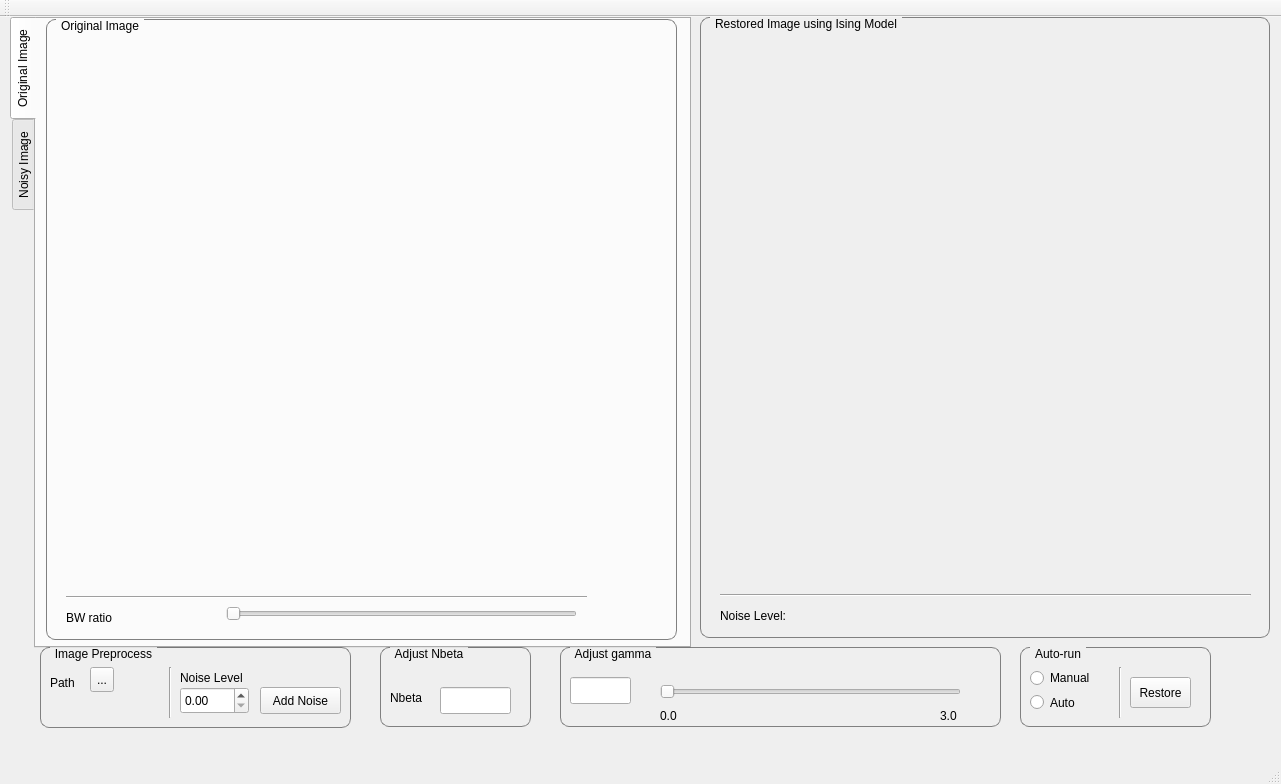
Qt form gui-source/mainwindow.ui (miaolegewang/IRisingmodel) before a commit.
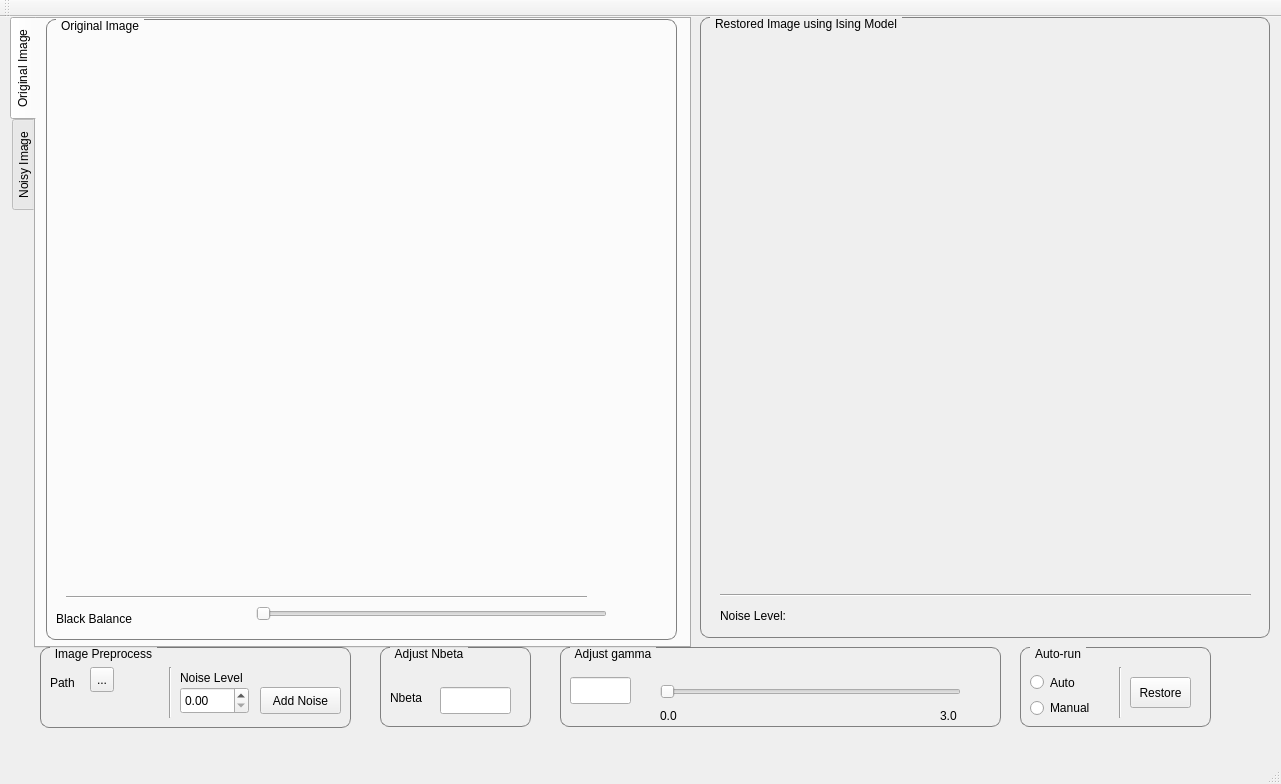
The same form after that commit.

Commit message: Update gui to load image

Patch:
```diff
--- a/gui-source/mainwindow.ui
+++ b/gui-source/mainwindow.ui
@@ -179,7 +179,7 @@
      <property name="geometry">
       <rect>
        <x>10</x>
-       <y>20</y>
+       <y>50</y>
        <width>91</width>
        <height>22</height>
       </rect>
@@ -192,7 +192,7 @@
      <property name="geometry">
       <rect>
        <x>10</x>
-       <y>40</y>
+       <y>20</y>
        <width>91</width>
        <height>31</height>
       </rect>
@@ -496,20 +496,20 @@
       <widget class="QLabel" name="label_4">
        <property name="geometry">
         <rect>
-         <x>20</x>
+         <x>10</x>
          <y>590</y>
-         <width>71</width>
-         <height>17</height>
+         <width>101</width>
+         <height>20</height>
         </rect>
        </property>
        <property name="text">
-        <string>BW ratio</string>
+        <string>Black Balance</string>
        </property>
       </widget>
       <widget class="QLabel" name="ratio_display">
        <property name="geometry">
         <rect>
-         <x>90</x>
+         <x>130</x>
          <y>590</y>
          <width>67</width>
          <height>17</height>
@@ -522,7 +522,7 @@
       <widget class="QSlider" name="ratio_slider">
        <property name="geometry">
         <rect>
-         <x>180</x>
+         <x>210</x>
          <y>580</y>
          <width>351</width>
          <height>29</height>
```
The commit also changes 1 other file.
